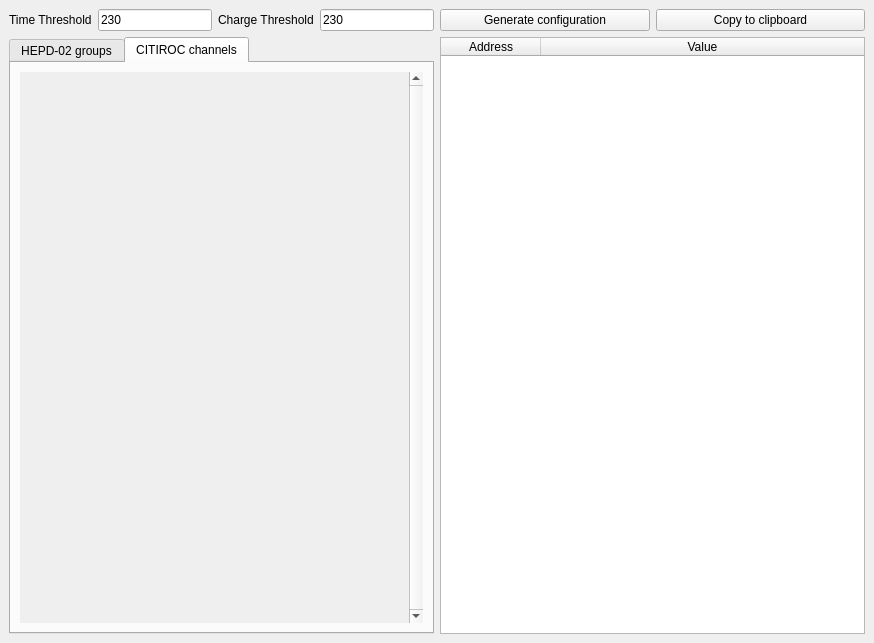
Before: the Qt Designer form main.ui in marcomese/CITConfHEPD02, drawn with Qt 5.
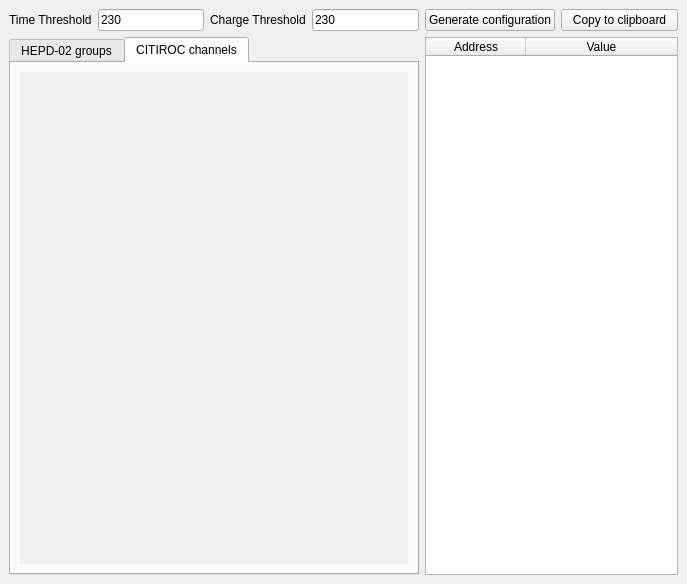
After: the same form once the commit is applied. The open tabs and pages were chosen to show the change.

```diff
--- a/main.ui
+++ b/main.ui
@@ -6,8 +6,8 @@
    <rect>
     <x>0</x>
     <y>0</y>
-    <width>874</width>
-    <height>643</height>
+    <width>687</width>
+    <height>584</height>
    </rect>
   </property>
   <property name="windowTitle">
@@ -371,7 +371,7 @@
              <enum>QFrame::Plain</enum>
             </property>
             <property name="verticalScrollBarPolicy">
-             <enum>Qt::ScrollBarAlwaysOn</enum>
+             <enum>Qt::ScrollBarAsNeeded</enum>
             </property>
             <property name="widgetResizable">
              <bool>true</bool>
@@ -381,8 +381,8 @@
               <rect>
                <x>0</x>
                <y>0</y>
-               <width>402</width>
-               <height>527</height>
+               <width>400</width>
+               <height>489</height>
               </rect>
              </property>
              <layout class="QVBoxLayout" name="vLayScroll"/>
```
